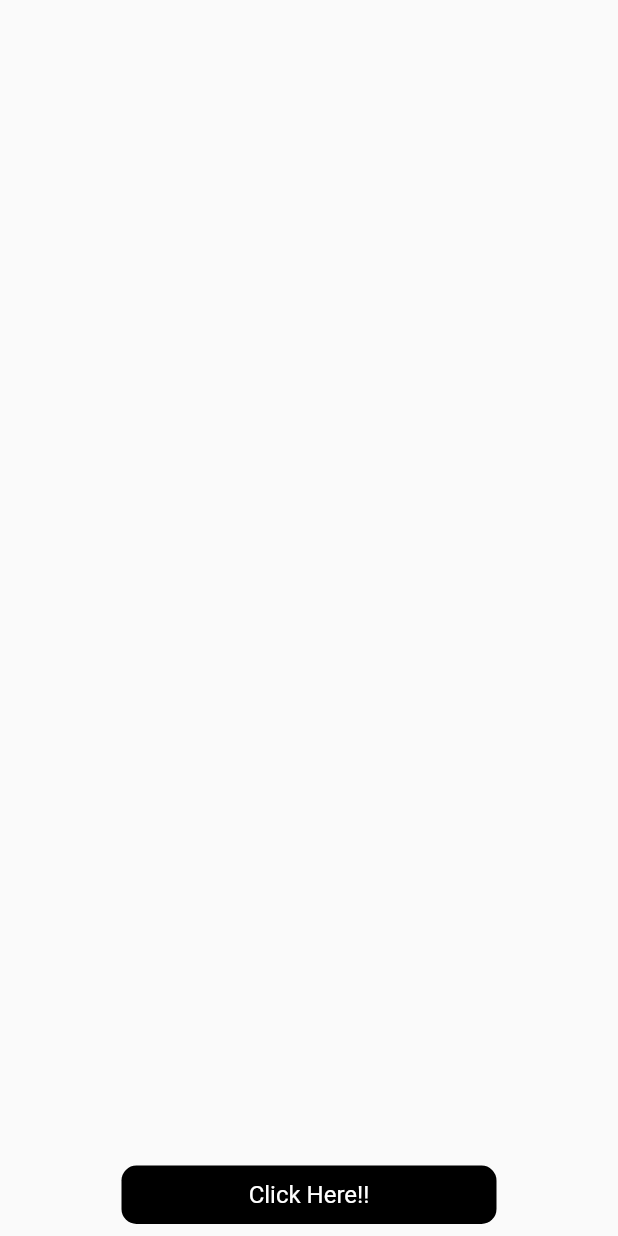
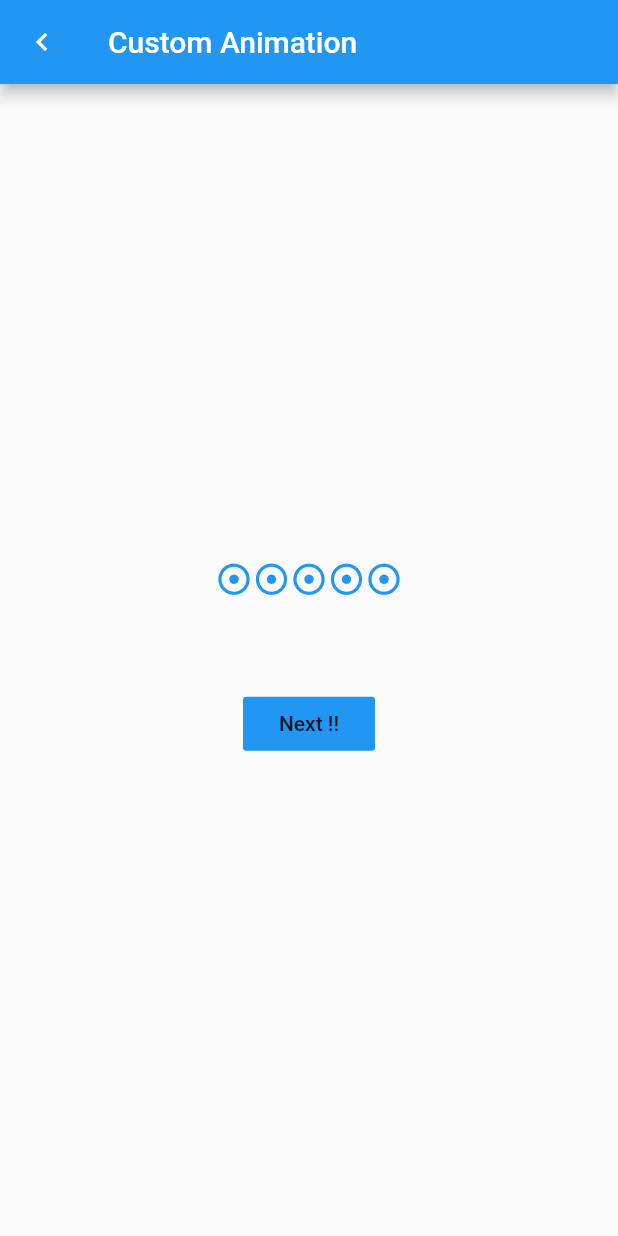
Before and after one commit to Mindinventory/Custom-Hero-Animation, a Flutter app: the MyHomePage screen opened directly, after a tap on the "navigate next" icon, on a phone screen of 412 x 824 dp. Run offline on Flutter 3.47's test engine with Material 2 defaults, Android fonts, the phone set to English and light mode, and no system bars; network calls fail; key blocks and very long unbroken strings in the code were emptied for the run.

Commit message:
- Custom animation

```diff
--- a/lib/button_animation /custom_hero_animation.dart
+++ b/lib/button_animation /custom_hero_animation.dart
@@ -16,7 +16,7 @@ class _CustomHeroAnimationState extends State<CustomHeroAnimation> {
   Widget build(BuildContext context) {
     timeDilation = 3.0;
     return MaterialApp(
-      title: 'Customize Hero Animation Demo',
+      title: 'Customize Hero Animation',
       home: Screen1(),
     );
   }
--- a/lib/button_animation /screen1.dart
+++ b/lib/button_animation /screen1.dart
@@ -87,7 +87,6 @@ class _BuyButtonState  extends State<BuyButton> with TickerProviderStateMixin {
         },
         child: Hero(
           tag: 'customAnimation',
-
           // for circle shape
           flightShuttleBuilder: (
               BuildContext flightContext,
@@ -123,7 +122,6 @@ class _BuyButtonState  extends State<BuyButton> with TickerProviderStateMixin {
           ),
         ),
       ),
-
     );
   }
 
--- /dev/null
+++ b/lib/custom_animation/custom_animation.dart
@@ -0,0 +1,89 @@
+
+import 'package:flutter/cupertino.dart';
+import 'package:flutter/material.dart';
+
+// class CustomAnimation extends StatefulWidget {
+//
+//   @override
+//   CustomAnimationState createState() => CustomAnimationState();
+// }
+
+class CustomAnimation extends StatelessWidget {
+
+  final icons;
+  final double size;
+
+  const CustomAnimation({
+    this.icons,
+    this.size,
+  });
+
+  @override
+  Widget build(BuildContext context) {
+    return Container(
+      child: Row(
+        mainAxisAlignment: MainAxisAlignment.center,
+        children: List.generate(5, (index) {
+          return Hero(
+            tag: 'ratingStar$index',
+            createRectTween: (begin, end) {
+              return _createRectTween(begin, end, index);
+            },
+            child: Icon(
+              index < icons ? Icons.adjust : Icons.adjust,
+              color: Colors.blue,
+              size: size,
+            ),
+          );
+        }),
+      ),
+    );
+  }
+
+  static RectTween _createRectTween(Rect begin, Rect end, int index) {
+    switch (index) {
+      case 0:
+//        easeOutExpo
+        return CustomRectTween(
+            begin: begin, end: end, cubic: Cubic(0.19, 1.0, 0.22, 1.0));
+      case 1:
+//        easeOutQuint
+        return CustomRectTween(
+            begin: begin, end: end, cubic: Cubic(0.23, 1.0, 0.32, 1.0));
+      case 2:
+//        easeOutQuart
+        return CustomRectTween(
+            begin: begin, end: end, cubic: Cubic(0.165, 0.84, 0.44, 1.0));
+      case 3:
+//        easeOutCubic
+        return CustomRectTween(
+            begin: begin, end: end, cubic: Cubic(0.215, 0.61, 0.355, 1.0));
+      case 4:
+//        easeOutQuad
+        return CustomRectTween(
+            begin: begin, end: end, cubic: Cubic(0.25, 0.46, 0.45, 0.94));
+    }
+  }
+}
+
+class CustomRectTween extends RectTween {
+  Cubic _cubic;
+
+  CustomRectTween({Rect begin, Rect end, Cubic cubic})
+      : super(begin: begin, end: end) {
+    _cubic = cubic;
+  }
+
+  @override
+  Rect lerp(double t) {
+    double height = end.top - begin.top;
+    double width = end.left - begin.left;
+
+    double transformedY = _cubic.transform(t);
+
+    double animatedX = begin.left + (t * width);
+    double animatedY = begin.top + (transformedY * height);
+
+    return Rect.fromLTWH(animatedX, animatedY, 1, 1);
+  }
+}
--- /dev/null
+++ b/lib/custom_animation/screen_1.dart
@@ -0,0 +1,53 @@
+import 'package:animation_demo/custom_animation/screen_2.dart';
+import 'package:flutter/cupertino.dart';
+import 'package:flutter/material.dart';
+import 'custom_animation.dart';
+
+class Screen_1 extends StatelessWidget {
+  @override
+  Widget build(BuildContext context) {
+    return Scaffold(
+      appBar: AppBar(
+        title: Text('Custom Animation'),
+        leading: GestureDetector(
+          onTap: () {
+            Navigator.pop(context);
+          },
+          child: Padding(
+            padding: const EdgeInsets.all(8.0),
+            child: Icon(
+              Icons.navigate_before,
+            ),
+          ),
+        ),
+      ),
+      body: Container(
+        child: Column(
+          mainAxisAlignment: MainAxisAlignment.center,
+          children: <Widget>[
+            CustomAnimation(
+              size: 25,
+              icons: 5,
+            ),
+            SizedBox(
+              height: 60,
+            ),
+            FlatButton(
+              color: Colors.blue,
+              onPressed: () {
+                Navigator.push(
+                  context,
+                  PageRouteBuilder(
+                    transitionDuration: Duration(seconds: 2),
+                    pageBuilder: (_, __, ___) => Screen_2(),
+                  ),
+                );
+              },
+              child: Text('Next !!'),
+            )
+          ],
+        ),
+      ),
+    );
+  }
+}
--- a/lib/list/list_animation.dart
+++ b/lib/list/list_animation.dart
@@ -74,49 +74,31 @@ class _ListAnimationState  extends State<ListAnimation> {
           itemBuilder: (BuildContext context, int index) {
             return GestureDetector(
               onTap: () {
-                // Navigator.of(context).push(MaterialPageRoute(
-                //     builder: (context) => ListDetailsAnimation(
-                //       index: index,
-                //       image: images[index],
-                //       desc: 'The ${titles[index]} is awesome place. if you feel that you need to gop for the vacation.',
-                //       name: titles[index],
-                //     )));
-
-                Navigator.push(
-                    context,
-                    PageRouteBuilder(
-                      transitionDuration: Duration(milliseconds:900),
-                      pageBuilder: (_, __, ___) => ListDetailsAnimation(
+                Navigator.push(context, PageRouteBuilder(
+                    transitionDuration: Duration(milliseconds: 1000),
+                    pageBuilder: (BuildContext context,
+                        Animation<double> animation,
+                        Animation<double> secondaryAnimation) {
+                      return ListDetailsAnimation(
                         index: index,
                         image: images[index],
                         desc: 'The ${titles[index]} is awesome place. if you feel that you need to gop for the vacation.',
                         name: titles[index],
-                      ),
-                    ));
-
-                // Navigator.of(context).push(
-                //   PageRouteBuilder(
-                //     transitionDuration: Duration(milliseconds: 1000),
-                //     pageBuilder: (
-                //         BuildContext context,
-                //         Animation<double> animation,
-                //         Animation<double> secondaryAnimation) {
-                //       return ListDetailsAnimation();
-                //     },
-                //     transitionsBuilder: (
-                //         BuildContext context,
-                //         Animation<double> animation,
-                //         Animation<double> secondaryAnimation,
-                //         Widget child) {
-                //       return Align(
-                //         child: FadeTransition(
-                //           opacity: animation,
-                //           child: child,
-                //         ),
-                //       );
-                //     },
-                //   ),
-                // );
+                      );
+                    },
+                    transitionsBuilder: (BuildContext context,
+                        Animation<double> animation,
+                        Animation<double> secondaryAnimation,
+                        Widget child) {
+                      return Align(
+                        child: FadeTransition(
+                          opacity: animation,
+                          child: child,
+                        ),
+                      );
+                    }
+                ),
+                );
               },
               child: Hero(
                 tag: 'img' + index.toString(),
--- a/lib/list/list_details.dart
+++ b/lib/list/list_details.dart
@@ -10,8 +10,6 @@ class ListDetailsAnimation extends StatefulWidget {
   String name;
   String desc;
   ListDetailsAnimation({this.index, this.image, this.desc, this.name});
-
-
 
   @override
   _ListDetailsAnimationState createState() => _ListDetailsAnimationState(index: index, image: image, desc: desc, name: name);
@@ -62,7 +60,7 @@ class _ListDetailsAnimationState  extends State<ListDetailsAnimation> {
                       Navigator.pop(context);
                     },
                     child: Padding(
-                      padding: const EdgeInsets.fromLTRB(15, 25, 15, 15),
+                      padding: const EdgeInsets.fromLTRB(15, 35, 15, 15),
                       child: Container(
                         height: 50,
                         width: 50,
--- a/lib/main.dart
+++ b/lib/main.dart
@@ -1,3 +1,4 @@
+import 'package:animation_demo/custom_animation/screen_1.dart';
 import 'package:animation_demo/details.dart';
 import 'package:flutter/material.dart';
 import 'List/list_animation.dart';
@@ -42,7 +43,8 @@ class _MyHomePageState extends State<MyHomePage> {
             onTap: () {
               Navigator.push(context, MaterialPageRoute(
                   builder: (_) {
-                    return CustomHeroAnimation();
+                    return Screen_1();
+                      // CustomHeroAnimation();
                   }
               ));
             },
```
Also changed, not shown: lib/custom_animation/screen_2.dart (added, +37 -0 lines), 25 other files.
